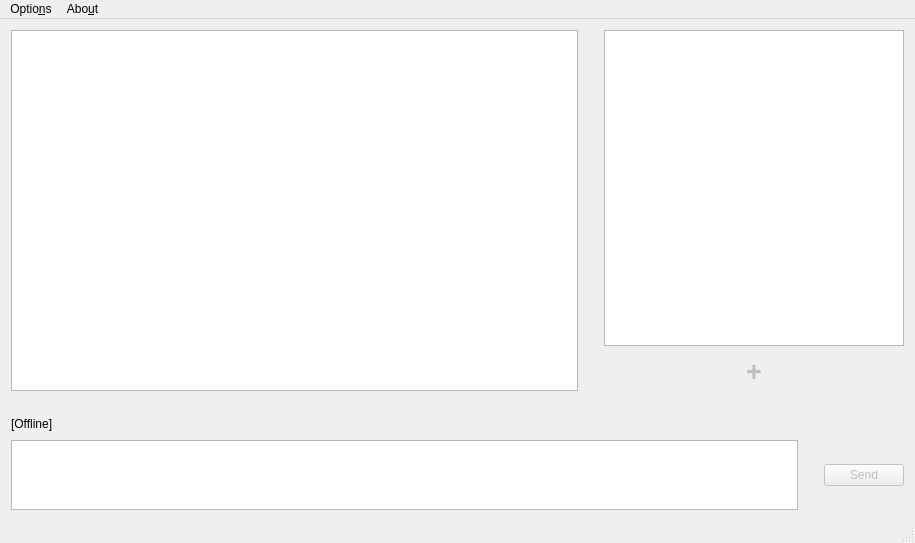
This is mainwindow.ui in RPudashkin/VkKillerClient as Qt 5 draws it before an edit. The edited form follows.
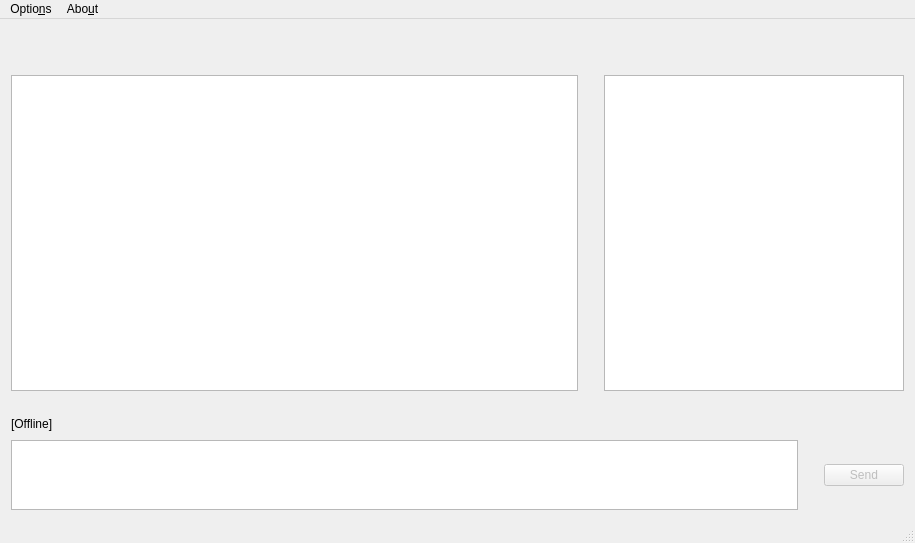
This is the edited form. Icons and pictures are not drawn.

```diff
--- a/mainwindow.ui
+++ b/mainwindow.ui
@@ -16,60 +16,32 @@
   <widget class="QWidget" name="centralWidget">
    <layout class="QGridLayout" name="gridLayout">
     <item row="0" column="0">
-     <layout class="QVBoxLayout" name="verticalLayout_2">
+     <layout class="QHBoxLayout" name="horizontalLayout_5">
       <item>
-       <layout class="QHBoxLayout" name="horizontalLayout_3">
-        <item>
-         <widget class="QTextEdit" name="topicHistory">
-          <property name="readOnly">
-           <bool>true</bool>
-          </property>
-         </widget>
-        </item>
-        <item>
-         <spacer name="horizontalSpacer">
-          <property name="orientation">
-           <enum>Qt::Horizontal</enum>
-          </property>
-          <property name="sizeType">
-           <enum>QSizePolicy::Fixed</enum>
-          </property>
-          <property name="sizeHint" stdset="0">
+       <widget class="QPushButton" name="updateTopicHistoryButton">
+        <property name="text">
+         <string/>
+        </property>
+        <property name="icon">
+         <iconset resource="resources.qrc">
+          <normaloff>:/gtk-convert.svg</normaloff>:/gtk-convert.svg</iconset>
+        </property>
+        <property name="iconSize">
            <size>
             <width>20</width>
             <height>20</height>
            </size>
           </property>
-         </spacer>
-        </item>
-        <item>
-         <layout class="QVBoxLayout" name="verticalLayout">
-          <item>
-           <widget class="QListWidget" name="topicsList">
-            <property name="sizePolicy">
-             <sizepolicy hsizetype="Maximum" vsizetype="Expanding">
-              <horstretch>0</horstretch>
-              <verstretch>0</verstretch>
-             </sizepolicy>
-            </property>
-            <property name="minimumSize">
-             <size>
-              <width>300</width>
-              <height>0</height>
-             </size>
+        <property name="flat">
+         <bool>true</bool>
             </property>
            </widget>
           </item>
           <item>
-           <layout class="QHBoxLayout" name="horizontalLayout">
-            <item>
-             <spacer name="horizontalSpacer_3">
+       <spacer name="horizontalSpacer_5">
               <property name="orientation">
                <enum>Qt::Horizontal</enum>
               </property>
-              <property name="sizeType">
-               <enum>QSizePolicy::Maximum</enum>
-              </property>
               <property name="sizeHint" stdset="0">
                <size>
                 <width>40</width>
@@ -78,6 +50,26 @@
               </property>
              </spacer>
             </item>
+      <item>
+       <widget class="QPushButton" name="updateTopicsListButton">
+        <property name="text">
+         <string/>
+        </property>
+        <property name="icon">
+         <iconset resource="resources.qrc">
+          <normaloff>:/gtk-convert.svg</normaloff>:/gtk-convert.svg</iconset>
+        </property>
+        <property name="iconSize">
+         <size>
+          <width>20</width>
+          <height>20</height>
+         </size>
+        </property>
+        <property name="flat">
+         <bool>true</bool>
+        </property>
+       </widget>
+      </item>
             <item>
              <widget class="QPushButton" name="createTopic">
               <property name="enabled">
@@ -97,7 +89,17 @@
                </font>
               </property>
               <property name="text">
-               <string>+</string>
+         <string/>
+        </property>
+        <property name="icon">
+         <iconset resource="resources.qrc">
+          <normaloff>:/list-add.svg</normaloff>:/list-add.svg</iconset>
+        </property>
+        <property name="iconSize">
+         <size>
+          <width>20</width>
+          <height>20</height>
+         </size>
               </property>
               <property name="checkable">
                <bool>false</bool>
@@ -107,29 +109,56 @@
               </property>
              </widget>
             </item>
+     </layout>
+    </item>
+    <item row="1" column="0">
+     <layout class="QHBoxLayout" name="horizontalLayout_3">
             <item>
-             <spacer name="horizontalSpacer_4">
+       <widget class="QTextEdit" name="topicHistory">
+        <property name="readOnly">
+         <bool>true</bool>
+        </property>
+       </widget>
+      </item>
+      <item>
+       <spacer name="horizontalSpacer">
               <property name="orientation">
                <enum>Qt::Horizontal</enum>
               </property>
               <property name="sizeType">
-               <enum>QSizePolicy::Maximum</enum>
+         <enum>QSizePolicy::Fixed</enum>
               </property>
               <property name="sizeHint" stdset="0">
                <size>
-                <width>40</width>
+          <width>20</width>
                 <height>20</height>
                </size>
               </property>
              </spacer>
             </item>
-           </layout>
+      <item>
+       <layout class="QVBoxLayout" name="verticalLayout">
+        <item>
+         <widget class="QListWidget" name="topicsList">
+          <property name="sizePolicy">
+           <sizepolicy hsizetype="Maximum" vsizetype="Expanding">
+            <horstretch>0</horstretch>
+            <verstretch>0</verstretch>
+           </sizepolicy>
+          </property>
+          <property name="minimumSize">
+           <size>
+            <width>300</width>
+            <height>0</height>
+           </size>
+          </property>
+         </widget>
           </item>
          </layout>
         </item>
        </layout>
       </item>
-      <item>
+    <item row="2" column="0">
        <spacer name="verticalSpacer">
         <property name="orientation">
          <enum>Qt::Vertical</enum>
@@ -145,7 +174,7 @@
         </property>
        </spacer>
       </item>
-      <item>
+    <item row="3" column="0">
        <layout class="QHBoxLayout" name="horizontalLayout_4">
         <item>
          <widget class="QLabel" name="connectionStatusLabel">
@@ -191,7 +220,7 @@
         </item>
        </layout>
       </item>
-      <item>
+    <item row="4" column="0">
        <layout class="QHBoxLayout" name="horizontalLayout_2">
         <property name="sizeConstraint">
          <enum>QLayout::SetDefaultConstraint</enum>
@@ -253,8 +282,6 @@
        </layout>
       </item>
      </layout>
-    </item>
-   </layout>
   </widget>
   <widget class="QMenuBar" name="menuBar">
    <property name="geometry">
```
Left out of the diff: 5 changed lines with no effect on the pictures. Lines whose indentation alone changed are shown as unchanged.
